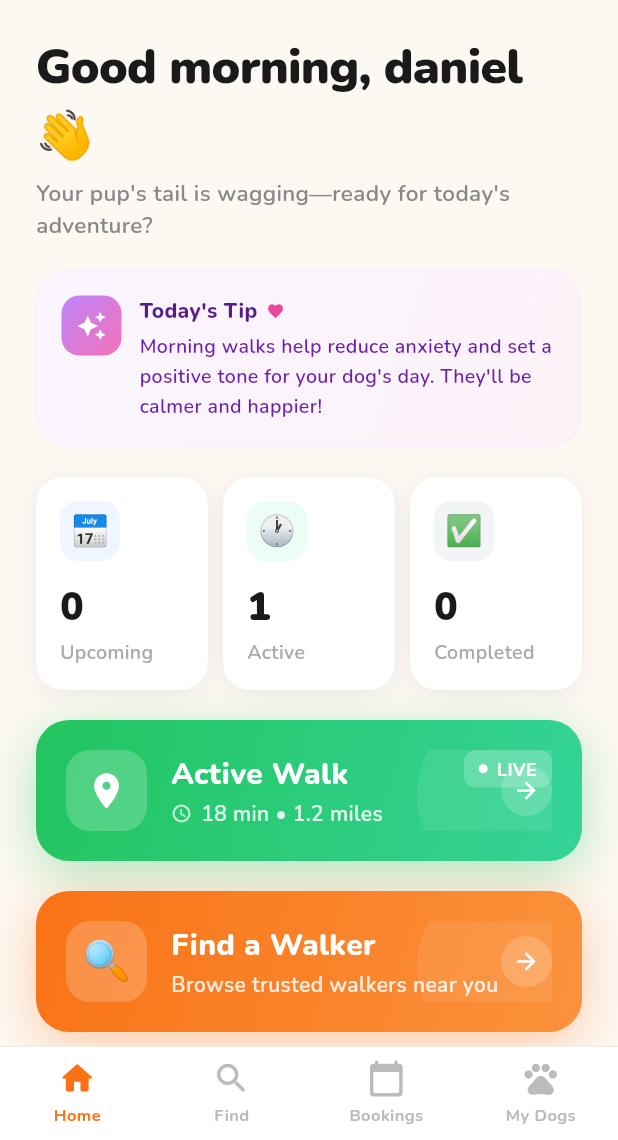
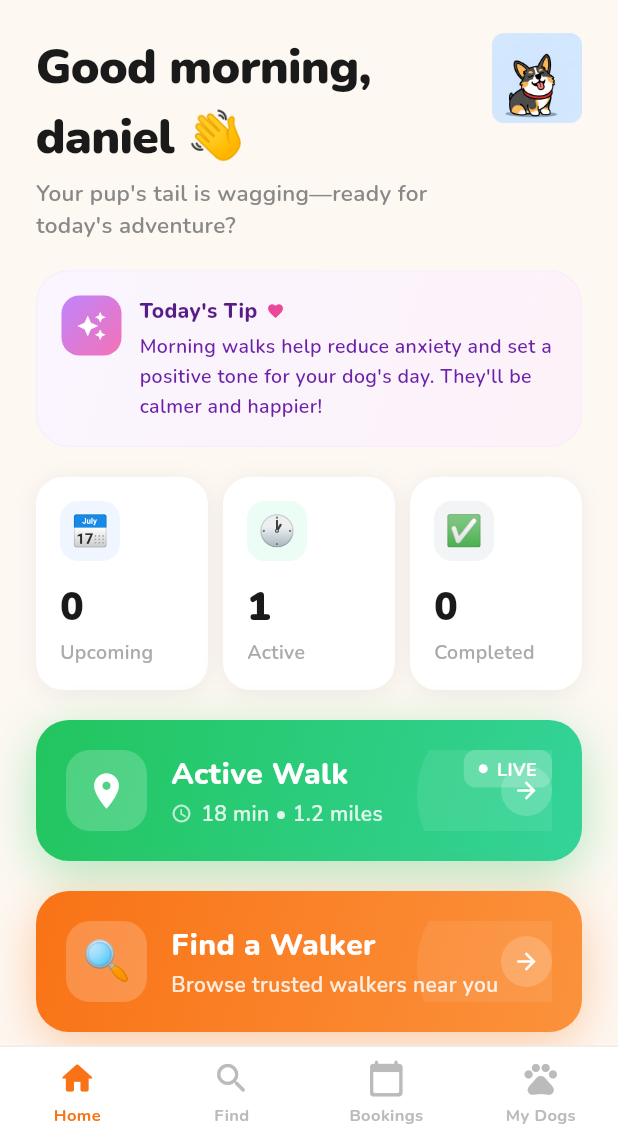
Before and after one commit to benzzdan/pawgo_flutter, a Flutter app: the MainShell screen opened by its route, on a phone screen of 412 x 824 dp, the part 96-1236 px from its top. Run offline on Flutter 3.47's test engine with Material 3 defaults, Android fonts, the phone set to English and light mode, and no system bars; our stand-ins replace flutter_animate, google_fonts, image_picker, supabase_flutter; accounts and stored records are empty.

Commit message:
feat: [US-018] - Dog illustrations on HomeScreen and FindScreen
Co-Authored-By: Claude Opus 4.6 (1M context) <noreply@anthropic.com>

```diff
--- a/lib/screens/home_screen.dart
+++ b/lib/screens/home_screen.dart
@@ -30,9 +30,13 @@ class HomeScreen extends StatelessWidget {
       child: Column(
         crossAxisAlignment: CrossAxisAlignment.start,
         children: [
-          // Greeting
+          // Greeting with sitting corgi companion
           Padding(
             padding: const EdgeInsets.fromLTRB(24, 10, 24, 20),
+            child: Row(
+              crossAxisAlignment: CrossAxisAlignment.start,
+              children: [
+                Expanded(
                   child: Column(
                     crossAxisAlignment: CrossAxisAlignment.start,
                     children: [
@@ -52,6 +56,19 @@ class HomeScreen extends StatelessWidget {
                           fontSize: 15,
                           fontWeight: FontWeight.w600,
                           color: AppColors.textSecondary,
+                        ),
+                      ),
+                    ],
+                  ),
+                ),
+                const SizedBox(width: 8),
+                ClipRRect(
+                  borderRadius: BorderRadius.circular(8),
+                  child: Image.asset(
+                    'assets/illustrations/corgi_sitting.png',
+                    width: 60,
+                    height: 60,
+                    fit: BoxFit.contain,
                   ),
                 ),
               ],
```
Also changed, not shown: lib/screens/find_screen.dart (+16 -1 lines). Lines whose indentation alone changed are shown as unchanged.
